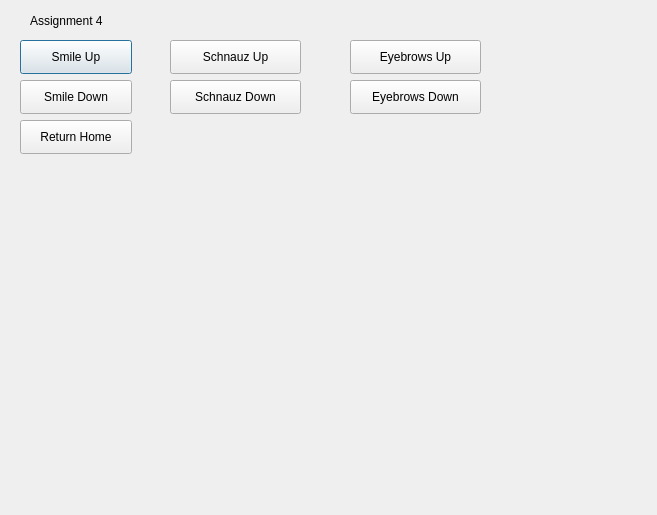
This is LAA/resources/widget/Assignment4Widget/Widget.ui in earanda131/Team-Kakashi as Qt 5 draws it before an edit. The edited form follows.
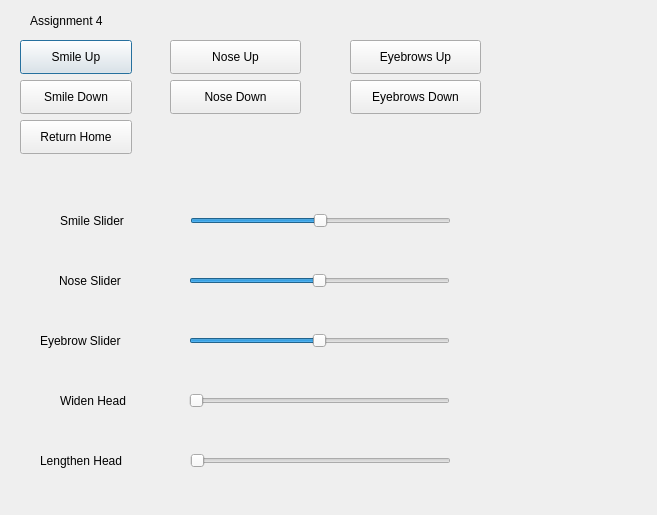
This is the edited form.

What changed in the file:
```diff
--- a/LAA/resources/widget/Assignment4Widget/Widget.ui
+++ b/LAA/resources/widget/Assignment4Widget/Widget.ui
@@ -75,7 +75,7 @@
     </rect>
    </property>
    <property name="text">
-    <string>Schnauz Up</string>
+    <string>Nose Up</string>
    </property>
   </widget>
   <widget class="QPushButton" name="schnauzDownBtn">
@@ -88,7 +88,7 @@
     </rect>
    </property>
    <property name="text">
-    <string>Schnauz Down</string>
+    <string>Nose Down</string>
    </property>
   </widget>
   <widget class="QPushButton" name="eyebrowUpBtn">
@@ -117,6 +117,166 @@
     <string>Eyebrows Down</string>
    </property>
   </widget>
+  <widget class="QSlider" name="smileSlider">
+   <property name="geometry">
+    <rect>
+     <x>190</x>
+     <y>210</y>
+     <width>261</width>
+     <height>22</height>
+    </rect>
+   </property>
+   <property name="minimum">
+    <number>-10</number>
+   </property>
+   <property name="maximum">
+    <number>10</number>
+   </property>
+   <property name="orientation">
+    <enum>Qt::Horizontal</enum>
+   </property>
+  </widget>
+  <widget class="QLabel" name="smileLabel">
+   <property name="geometry">
+    <rect>
+     <x>60</x>
+     <y>210</y>
+     <width>91</width>
+     <height>21</height>
+    </rect>
+   </property>
+   <property name="text">
+    <string>Smile Slider</string>
+   </property>
+  </widget>
+  <widget class="QSlider" name="schnauzSlider">
+   <property name="geometry">
+    <rect>
+     <x>189</x>
+     <y>270</y>
+     <width>261</width>
+     <height>22</height>
+    </rect>
+   </property>
+   <property name="minimum">
+    <number>-10</number>
+   </property>
+   <property name="maximum">
+    <number>10</number>
+   </property>
+   <property name="orientation">
+    <enum>Qt::Horizontal</enum>
+   </property>
+  </widget>
+  <widget class="QLabel" name="noseLabel">
+   <property name="geometry">
+    <rect>
+     <x>59</x>
+     <y>270</y>
+     <width>91</width>
+     <height>21</height>
+    </rect>
+   </property>
+   <property name="text">
+    <string>Nose Slider</string>
+   </property>
+  </widget>
+  <widget class="QSlider" name="eyebrowSlider">
+   <property name="geometry">
+    <rect>
+     <x>189</x>
+     <y>330</y>
+     <width>261</width>
+     <height>22</height>
+    </rect>
+   </property>
+   <property name="minimum">
+    <number>-10</number>
+   </property>
+   <property name="maximum">
+    <number>10</number>
+   </property>
+   <property name="orientation">
+    <enum>Qt::Horizontal</enum>
+   </property>
+  </widget>
+  <widget class="QLabel" name="eyebrowLabl">
+   <property name="geometry">
+    <rect>
+     <x>40</x>
+     <y>330</y>
+     <width>121</width>
+     <height>21</height>
+    </rect>
+   </property>
+   <property name="text">
+    <string>Eyebrow Slider</string>
+   </property>
+  </widget>
+  <widget class="QSlider" name="widenSlider">
+   <property name="geometry">
+    <rect>
+     <x>189</x>
+     <y>390</y>
+     <width>261</width>
+     <height>22</height>
+    </rect>
+   </property>
+   <property name="minimum">
+    <number>0</number>
+   </property>
+   <property name="maximum">
+    <number>2</number>
+   </property>
+   <property name="orientation">
+    <enum>Qt::Horizontal</enum>
+   </property>
+  </widget>
+  <widget class="QLabel" name="headLabel">
+   <property name="geometry">
+    <rect>
+     <x>60</x>
+     <y>390</y>
+     <width>91</width>
+     <height>21</height>
+    </rect>
+   </property>
+   <property name="text">
+    <string>Widen Head</string>
+   </property>
+  </widget>
+  <widget class="QSlider" name="lengthSlider">
+   <property name="geometry">
+    <rect>
+     <x>190</x>
+     <y>450</y>
+     <width>261</width>
+     <height>22</height>
+    </rect>
+   </property>
+   <property name="minimum">
+    <number>0</number>
+   </property>
+   <property name="maximum">
+    <number>2</number>
+   </property>
+   <property name="orientation">
+    <enum>Qt::Horizontal</enum>
+   </property>
+  </widget>
+  <widget class="QLabel" name="label">
+   <property name="geometry">
+    <rect>
+     <x>40</x>
+     <y>450</y>
+     <width>121</width>
+     <height>21</height>
+    </rect>
+   </property>
+   <property name="text">
+    <string>Lengthen Head</string>
+   </property>
+  </widget>
  </widget>
  <resources/>
  <connections/>
```
